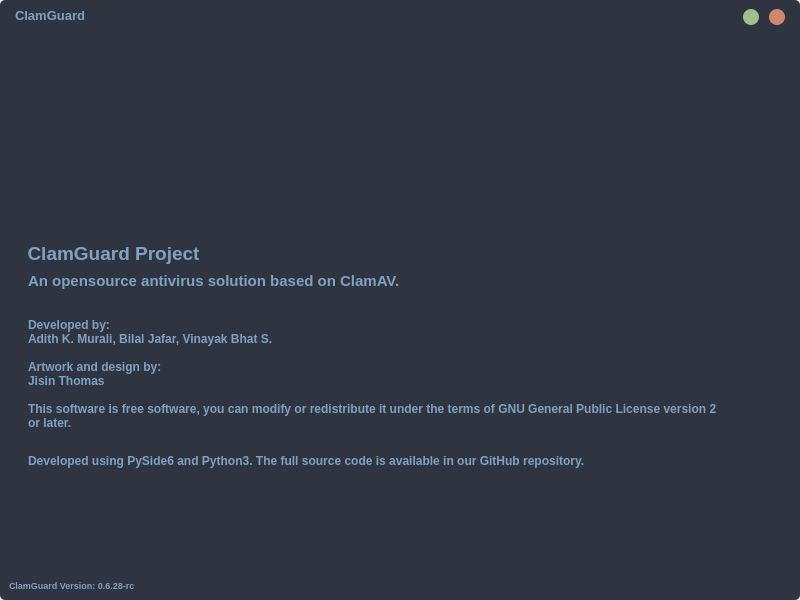
Before: the Qt Designer form mainWindow.ui in 5trange/ClamGuard, drawn with Qt 5.
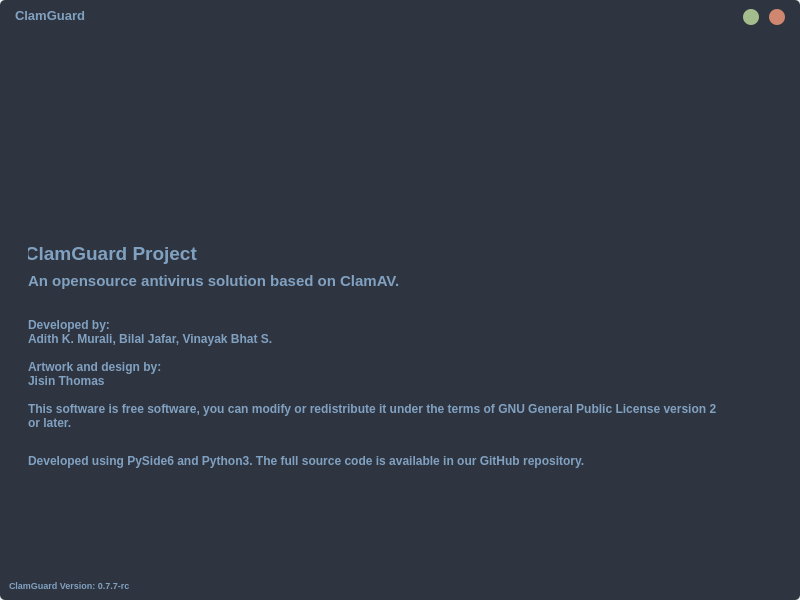
After: the same form once the commit is applied. The open tabs and pages were chosen to show the change. Icons and pictures are not drawn.

Diff of the .ui file:
```diff
--- a/mainWindow.ui
+++ b/mainWindow.ui
@@ -1437,7 +1437,7 @@
 	</string>
                  </property>
                  <property name="text">
-                  <string>ClamGuard Project</string>
+                  <string>ClamGuard Project </string>
                  </property>
                  <property name="alignment">
                   <set>Qt::AlignCenter</set>
@@ -1775,7 +1775,7 @@
              <string notr="true">color: #81a1c1;</string>
             </property>
             <property name="text">
-             <string>ClamGuard Version: 0.6.28-rc</string>
+             <string>ClamGuard Version: 0.7.7-rc</string>
             </property>
            </widget>
           </item>
```
